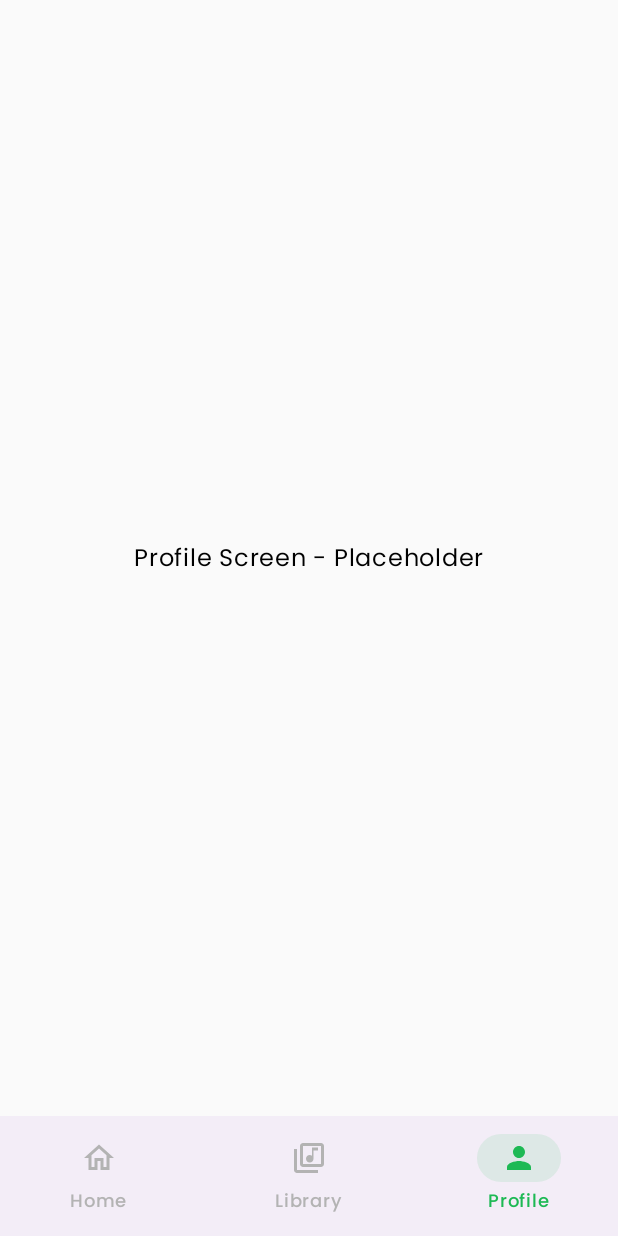
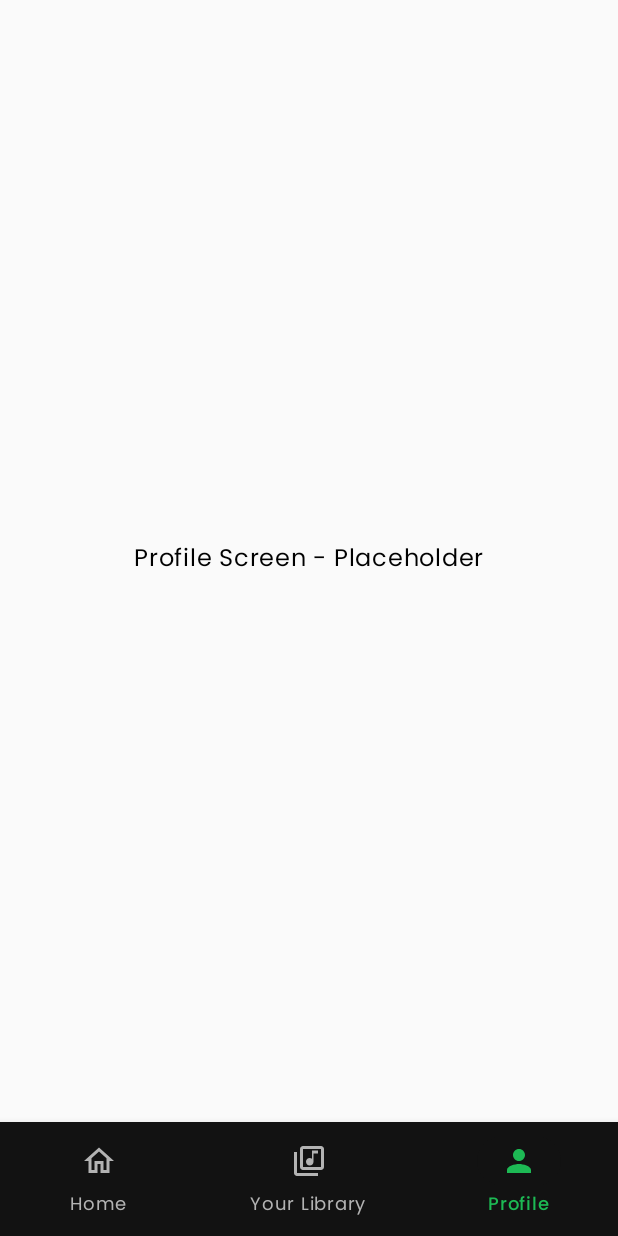
Before and after one commit to Labpro-21/if3210-tubes-mad-2025-if3210-2025-mad-drd, an Android app built with Jetpack Compose: the profile screen opened through its navigation route, on a phone screen of 412 x 824 dp. Run offline under Robolectric (Android 15) with nearby library versions, the phone set to English and light mode, and no system bars; our stand-ins replace Dagger/Hilt's generated code.

Commit message:
feat: update bottom navigation bar style.

```diff
--- a/app/src/main/java/com/example/purrytify/ui/components/BottomNavigation.kt
+++ b/app/src/main/java/com/example/purrytify/ui/components/BottomNavigation.kt
@@ -1,5 +1,9 @@
 package com.example.purrytify.ui.components
 
+import androidx.compose.foundation.background
+import androidx.compose.foundation.layout.fillMaxWidth
+import androidx.compose.foundation.layout.height
+import androidx.compose.foundation.layout.padding
 import androidx.compose.foundation.layout.size
 import androidx.compose.material.icons.Icons
 import androidx.compose.material.icons.filled.Home
@@ -16,13 +20,19 @@ import androidx.compose.material3.Text
 import androidx.compose.runtime.Composable
 import androidx.compose.runtime.getValue
 import androidx.compose.ui.Modifier
+import androidx.compose.ui.draw.shadow
 import androidx.compose.ui.graphics.vector.ImageVector
+import androidx.compose.ui.text.font.FontWeight
 import androidx.compose.ui.unit.dp
+import androidx.compose.ui.unit.sp
 import androidx.navigation.NavController
 import androidx.navigation.compose.currentBackStackEntryAsState
 import com.example.purrytify.ui.navigation.Screen
+import com.example.purrytify.ui.theme.Poppins
+import com.example.purrytify.ui.theme.PurrytifyBlack
 import com.example.purrytify.ui.theme.PurrytifyGreen
 import com.example.purrytify.ui.theme.PurrytifyLightGray
+import com.example.purrytify.ui.theme.PurrytifyWhite
 
 data class BottomNavItem(
     val route: String,
@@ -42,7 +52,7 @@ fun BottomNavigation(navController: NavController) {
         ),
         BottomNavItem(
             route = Screen.Library.route,
-            title = "Library",
+            title = "Your Library",
             selectedIcon = Icons.Filled.LibraryMusic,
             unselectedIcon = Icons.Outlined.LibraryMusic
         ),
@@ -57,18 +67,36 @@ fun BottomNavigation(navController: NavController) {
     val navBackStackEntry by navController.currentBackStackEntryAsState()
     val currentRoute = navBackStackEntry?.destination?.route
 
-    NavigationBar {
+    NavigationBar(
+        modifier = Modifier
+            .fillMaxWidth()
+            .height(76.dp)
+            .shadow(8.dp)
+            .background(PurrytifyBlack),
+        containerColor = PurrytifyBlack,
+        contentColor = PurrytifyWhite,
+        tonalElevation = 0.dp
+    ) {
         items.forEach { item ->
             val selected = currentRoute == item.route
+
             NavigationBarItem(
                 icon = {
                     Icon(
                         imageVector = if (selected) item.selectedIcon else item.unselectedIcon,
                         contentDescription = item.title,
-                        modifier = Modifier.size(24.dp)
+                        modifier = Modifier.size(24.dp),
+                        tint = if (selected) PurrytifyGreen else PurrytifyLightGray
                     )
                 },
-                label = { Text(text = item.title) },
+                label = {
+                    Text(
+                        text = item.title,
+                        fontFamily = Poppins,
+                        fontSize = 12.sp,
+                        fontWeight = if (selected) FontWeight.Medium else FontWeight.Normal
+                    )
+                },
                 selected = selected,
                 onClick = {
                     if (currentRoute != item.route) {
@@ -89,7 +117,7 @@ fun BottomNavigation(navController: NavController) {
                 colors = NavigationBarItemDefaults.colors(
                     selectedIconColor = PurrytifyGreen,
                     selectedTextColor = PurrytifyGreen,
-                    indicatorColor = PurrytifyGreen.copy(alpha = 0.1f),
+                    indicatorColor = PurrytifyBlack,
                     unselectedIconColor = PurrytifyLightGray,
                     unselectedTextColor = PurrytifyLightGray
                 )
```
